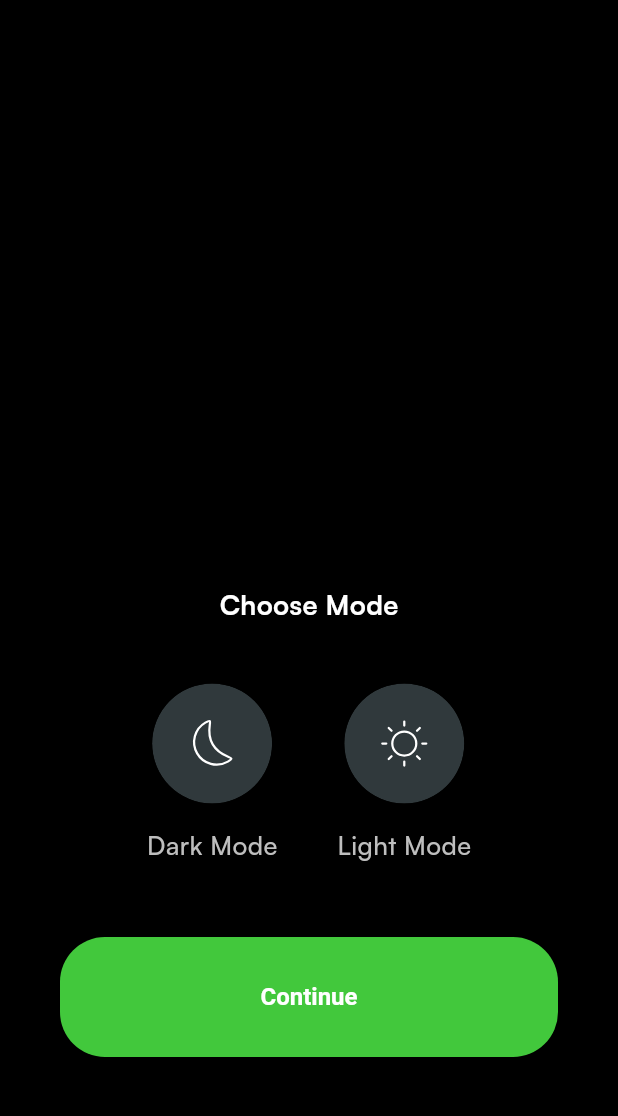
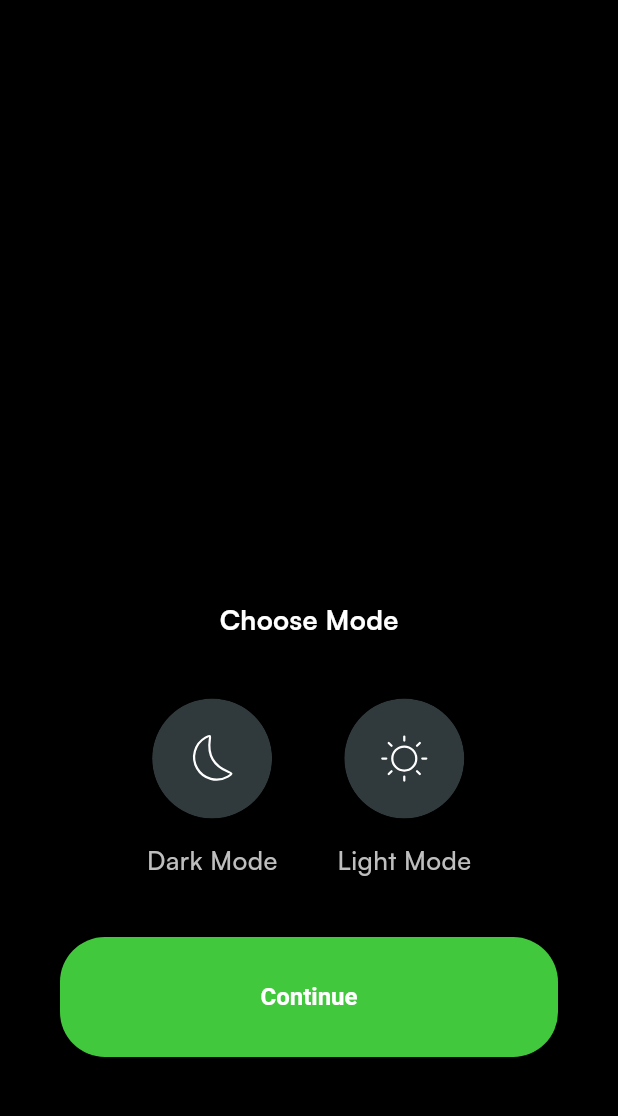
Before and after one commit to Abarchibody/spotify-clone, a Flutter app: the screen it shows after launch, after a tap on "Get Started", on a phone screen of 412 x 824 dp, the part 119-1235 px from its top. Run offline on Flutter 3.47's test engine with Material 3 defaults, Android fonts, the phone set to English and light mode, and no system bars; our stand-ins replace cloud_firestore, dartz, firebase_auth, firebase_core, flutter_bloc, flutter_svg and 3 more; accounts and stored records are empty.

Commit message:
Adjust spacing in ChooseModePage and GetStartedPage for consistent layout

```diff
--- a/lib/presentation/choose_mode/pages/choose_mode.dart
+++ b/lib/presentation/choose_mode/pages/choose_mode.dart
@@ -82,7 +82,7 @@ class ChooseModePage extends StatelessWidget {
                       ),
                     ],
                   ),
-                  const SizedBox(height: 50),
+                  const SizedBox(height: 40),
                   // Continue Button
                   BasicAppButton(
                     onPressed: () {
@@ -117,7 +117,6 @@ class _ModeOption extends StatelessWidget {
     required this.label,
     required this.icon,
     required this.onTap,
-    super.key,
   });
 
   @override
--- a/lib/presentation/intro/pages/get_started.dart
+++ b/lib/presentation/intro/pages/get_started.dart
@@ -59,7 +59,7 @@ class GetStartedPage extends StatelessWidget {
                     ),
                     textAlign: TextAlign.center,
                   ),
-                  const SizedBox(height: 30),
+                  const SizedBox(height: 40),
                   BasicAppButton(
                     onPressed: () {
                       Navigator.push(
```
